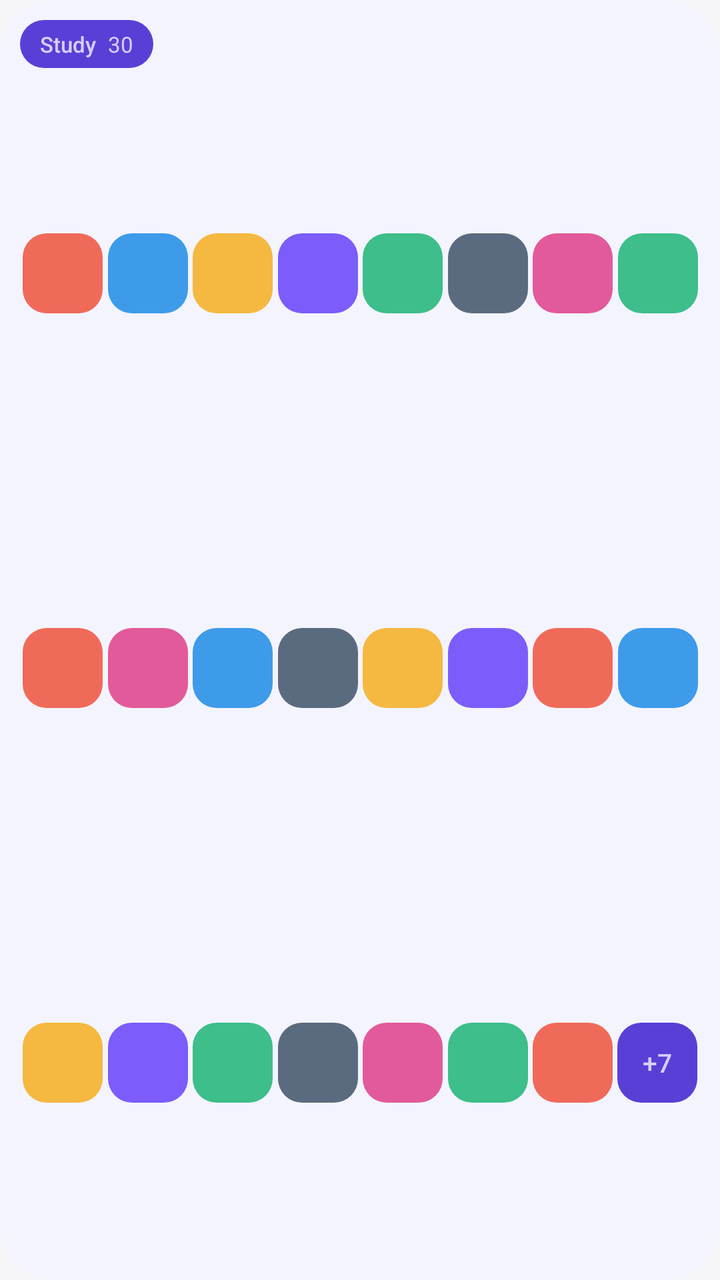
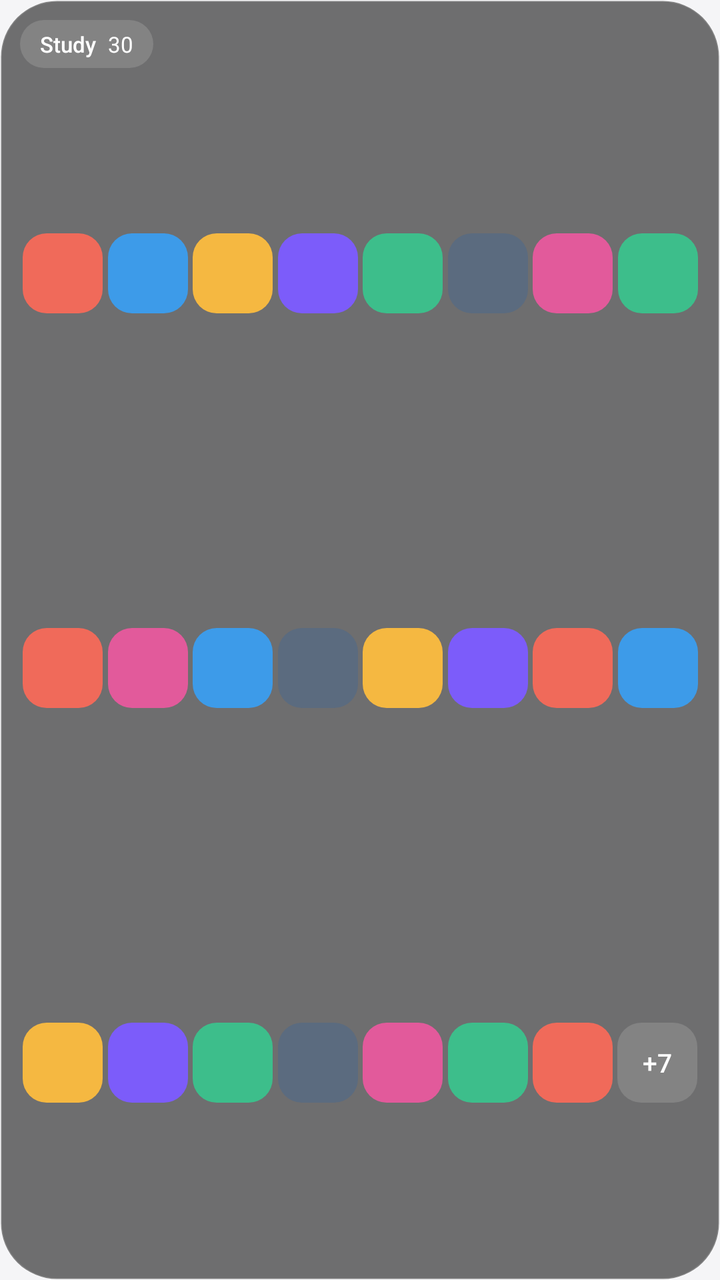

Before-and-after screenshots of an Android layout around one commit, followed by the original layout XML and the change that was made.
<!-- AndroidManifest.xml: application theme Theme.PadStudio -->
<!-- res/layout/widget_preview_wide.xml -->
<?xml version="1.0" encoding="utf-8"?>
<LinearLayout xmlns:android="http://schemas.android.com/apk/res/android"
    android:layout_width="match_parent"
    android:layout_height="match_parent"
    android:background="@drawable/widget_preview_surface"
    android:orientation="vertical"
    android:paddingStart="10dp"
    android:paddingEnd="10dp"
    android:paddingBottom="10dp">

    <LinearLayout
        android:layout_width="wrap_content"
        android:layout_height="wrap_content"
        android:layout_marginTop="10dp"
        android:layout_marginBottom="4dp"
        android:background="@drawable/widget_preview_pill"
        android:gravity="center_vertical"
        android:minHeight="24dp"
        android:orientation="horizontal"
        android:paddingStart="10dp"
        android:paddingEnd="10dp">

        <TextView
            android:layout_width="wrap_content"
            android:layout_height="wrap_content"
            android:fontFamily="sans-serif-medium"
            android:text="@string/group_widget_preview_group"
            android:textColor="#FFD7CEFF"
            android:textSize="11sp" />

        <TextView
            android:layout_width="wrap_content"
            android:layout_height="wrap_content"
            android:layout_marginStart="6dp"
            android:text="@string/group_widget_preview_count_wide"
            android:textColor="#FFD7CEFF"
            android:textSize="11sp" />
    </LinearLayout>

    <GridLayout
        android:layout_width="match_parent"
        android:layout_height="0dp"
        android:layout_weight="1"
        android:columnCount="8"
        android:rowCount="3">

        <ImageView
            android:layout_width="0dp"
            android:layout_height="0dp"
            android:layout_columnWeight="1"
            android:layout_rowWeight="1"
            android:importantForAccessibility="no"
            android:scaleType="centerInside"
            android:src="@drawable/widget_preview_tile_0" />

        <ImageView
            android:layout_width="0dp"
            android:layout_height="0dp"
            android:layout_columnWeight="1"
            android:layout_rowWeight="1"
            android:importantForAccessibility="no"
            android:scaleType="centerInside"
            android:src="@drawable/widget_preview_tile_3" />

        <ImageView
            android:layout_width="0dp"
            android:layout_height="0dp"
            android:layout_columnWeight="1"
            android:layout_rowWeight="1"
            android:importantForAccessibility="no"
            android:scaleType="centerInside"
            android:src="@drawable/widget_preview_tile_1" />

        <ImageView
            android:layout_width="0dp"
            android:layout_height="0dp"
            android:layout_columnWeight="1"
            android:layout_rowWeight="1"
            android:importantForAccessibility="no"
            android:scaleType="centerInside"
            android:src="@drawable/widget_preview_tile_4" />

        <ImageView
            android:layout_width="0dp"
            android:layout_height="0dp"
            android:layout_columnWeight="1"
            android:layout_rowWeight="1"
            android:importantForAccessibility="no"
            android:scaleType="centerInside"
            android:src="@drawable/widget_preview_tile_2" />

        <ImageView
            android:layout_width="0dp"
            android:layout_height="0dp"
            android:layout_columnWeight="1"
            android:layout_rowWeight="1"
            android:importantForAccessibility="no"
            android:scaleType="centerInside"
            android:src="@drawable/widget_preview_tile_6" />

        <ImageView
            android:layout_width="0dp"
            android:layout_height="0dp"
            android:layout_columnWeight="1"
            android:layout_rowWeight="1"
            android:importantForAccessibility="no"
            android:scaleType="centerInside"
            android:src="@drawable/widget_preview_tile_5" />

        <ImageView
            android:layout_width="0dp"
            android:layout_height="0dp"
            android:layout_columnWeight="1"
            android:layout_rowWeight="1"
            android:importantForAccessibility="no"
            android:scaleType="centerInside"
            android:src="@drawable/widget_preview_tile_2" />

        <ImageView
            android:layout_width="0dp"
            android:layout_height="0dp"
            android:layout_columnWeight="1"
            android:layout_rowWeight="1"
            android:importantForAccessibility="no"
            android:scaleType="centerInside"
            android:src="@drawable/widget_preview_tile_0" />

        <ImageView
            android:layout_width="0dp"
            android:layout_height="0dp"
            android:layout_columnWeight="1"
            android:layout_rowWeight="1"
            android:importantForAccessibility="no"
            android:scaleType="centerInside"
            android:src="@drawable/widget_preview_tile_5" />

        <ImageView
            android:layout_width="0dp"
            android:layout_height="0dp"
            android:layout_columnWeight="1"
            android:layout_rowWeight="1"
            android:importantForAccessibility="no"
            android:scaleType="centerInside"
            android:src="@drawable/widget_preview_tile_3" />

        <ImageView
            android:layout_width="0dp"
            android:layout_height="0dp"
            android:layout_columnWeight="1"
            android:layout_rowWeight="1"
            android:importantForAccessibility="no"
            android:scaleType="centerInside"
            android:src="@drawable/widget_preview_tile_6" />

        <ImageView
            android:layout_width="0dp"
            android:layout_height="0dp"
            android:layout_columnWeight="1"
            android:layout_rowWeight="1"
            android:importantForAccessibility="no"
            android:scaleType="centerInside"
            android:src="@drawable/widget_preview_tile_1" />

        <ImageView
            android:layout_width="0dp"
            android:layout_height="0dp"
            android:layout_columnWeight="1"
            android:layout_rowWeight="1"
            android:importantForAccessibility="no"
            android:scaleType="centerInside"
            android:src="@drawable/widget_preview_tile_4" />

        <ImageView
            android:layout_width="0dp"
            android:layout_height="0dp"
            android:layout_columnWeight="1"
            android:layout_rowWeight="1"
            android:importantForAccessibility="no"
            android:scaleType="centerInside"
            android:src="@drawable/widget_preview_tile_0" />

        <ImageView
            android:layout_width="0dp"
            android:layout_height="0dp"
            android:layout_columnWeight="1"
            android:layout_rowWeight="1"
            android:importantForAccessibility="no"
            android:scaleType="centerInside"
            android:src="@drawable/widget_preview_tile_3" />

        <ImageView
            android:layout_width="0dp"
            android:layout_height="0dp"
            android:layout_columnWeight="1"
            android:layout_rowWeight="1"
            android:importantForAccessibility="no"
            android:scaleType="centerInside"
            android:src="@drawable/widget_preview_tile_1" />

        <ImageView
            android:layout_width="0dp"
            android:layout_height="0dp"
            android:layout_columnWeight="1"
            android:layout_rowWeight="1"
            android:importantForAccessibility="no"
            android:scaleType="centerInside"
            android:src="@drawable/widget_preview_tile_4" />

        <ImageView
            android:layout_width="0dp"
            android:layout_height="0dp"
            android:layout_columnWeight="1"
            android:layout_rowWeight="1"
            android:importantForAccessibility="no"
            android:scaleType="centerInside"
            android:src="@drawable/widget_preview_tile_2" />

        <ImageView
            android:layout_width="0dp"
            android:layout_height="0dp"
            android:layout_columnWeight="1"
            android:layout_rowWeight="1"
            android:importantForAccessibility="no"
            android:scaleType="centerInside"
            android:src="@drawable/widget_preview_tile_6" />

        <ImageView
            android:layout_width="0dp"
            android:layout_height="0dp"
            android:layout_columnWeight="1"
            android:layout_rowWeight="1"
            android:importantForAccessibility="no"
            android:scaleType="centerInside"
            android:src="@drawable/widget_preview_tile_5" />

        <ImageView
            android:layout_width="0dp"
            android:layout_height="0dp"
            android:layout_columnWeight="1"
            android:layout_rowWeight="1"
            android:importantForAccessibility="no"
            android:scaleType="centerInside"
            android:src="@drawable/widget_preview_tile_2" />

        <ImageView
            android:layout_width="0dp"
            android:layout_height="0dp"
            android:layout_columnWeight="1"
            android:layout_rowWeight="1"
            android:importantForAccessibility="no"
            android:scaleType="centerInside"
            android:src="@drawable/widget_preview_tile_0" />

        <TextView
            android:layout_width="0dp"
            android:layout_height="0dp"
            android:layout_columnWeight="1"
            android:layout_rowWeight="1"
            android:background="@drawable/widget_preview_more"
            android:fontFamily="sans-serif-medium"
            android:gravity="center"
            android:text="@string/group_widget_preview_more_wide"
            android:textColor="#FFD7CEFF"
            android:textSize="13sp" />
    </GridLayout>
</LinearLayout>
<!-- resources referenced by this layout -->
<resources>
  <!-- drawable widget_preview_more (drawable) -->
  <?xml version="1.0" encoding="utf-8"?>
  <layer-list xmlns:android="http://schemas.android.com/apk/res/android">
      <item
          android:width="40dp"
          android:height="40dp"
          android:gravity="center">
          <shape android:shape="rectangle">
              <corners android:radius="12dp" />
              <solid android:color="#FF5A3FD6" />
          </shape>
      </item>
  </layer-list>
  <!-- drawable widget_preview_pill (drawable) -->
  <?xml version="1.0" encoding="utf-8"?>
  <shape xmlns:android="http://schemas.android.com/apk/res/android"
      android:shape="rectangle">
      <corners android:radius="12dp" />
      <solid android:color="#FF5A3FD6" />
  </shape>
  <!-- drawable widget_preview_surface (drawable) -->
  <?xml version="1.0" encoding="utf-8"?>
  <shape xmlns:android="http://schemas.android.com/apk/res/android"
      android:shape="rectangle">
      <corners android:radius="@android:dimen/system_app_widget_background_radius" />
      <solid android:color="#FFF3F4FE" />
  </shape>
  <!-- drawable widget_preview_tile_0 (drawable) -->
  <?xml version="1.0" encoding="utf-8"?>
  <shape xmlns:android="http://schemas.android.com/apk/res/android"
      android:shape="rectangle">
      <size
          android:width="40dp"
          android:height="40dp" />
      <corners android:radius="12dp" />
      <solid android:color="#FFF06A5A" />
  </shape>
  <!-- drawable widget_preview_tile_1 (drawable) -->
  <?xml version="1.0" encoding="utf-8"?>
  <shape xmlns:android="http://schemas.android.com/apk/res/android"
      android:shape="rectangle">
      <size
          android:width="40dp"
          android:height="40dp" />
      <corners android:radius="12dp" />
      <solid android:color="#FFF5B841" />
  </shape>
  <!-- drawable widget_preview_tile_2 (drawable) -->
  <?xml version="1.0" encoding="utf-8"?>
  <shape xmlns:android="http://schemas.android.com/apk/res/android"
      android:shape="rectangle">
      <size
          android:width="40dp"
          android:height="40dp" />
      <corners android:radius="12dp" />
      <solid android:color="#FF3DBE8B" />
  </shape>
  <!-- drawable widget_preview_tile_3 (drawable) -->
  <?xml version="1.0" encoding="utf-8"?>
  <shape xmlns:android="http://schemas.android.com/apk/res/android"
      android:shape="rectangle">
      <size
          android:width="40dp"
          android:height="40dp" />
      <corners android:radius="12dp" />
      <solid android:color="#FF3D9BE9" />
  </shape>
  <!-- drawable widget_preview_tile_4 (drawable) -->
  <?xml version="1.0" encoding="utf-8"?>
  <shape xmlns:android="http://schemas.android.com/apk/res/android"
      android:shape="rectangle">
      <size
          android:width="40dp"
          android:height="40dp" />
      <corners android:radius="12dp" />
      <solid android:color="#FF7C5CFA" />
  </shape>
  <!-- drawable widget_preview_tile_5 (drawable) -->
  <?xml version="1.0" encoding="utf-8"?>
  <shape xmlns:android="http://schemas.android.com/apk/res/android"
      android:shape="rectangle">
      <size
          android:width="40dp"
          android:height="40dp" />
      <corners android:radius="12dp" />
      <solid android:color="#FFE25A9B" />
  </shape>
  <!-- drawable widget_preview_tile_6 (drawable) -->
  <?xml version="1.0" encoding="utf-8"?>
  <shape xmlns:android="http://schemas.android.com/apk/res/android"
      android:shape="rectangle">
      <size
          android:width="40dp"
          android:height="40dp" />
      <corners android:radius="12dp" />
      <solid android:color="#FF5B6B7F" />
  </shape>
  <string name="group_widget_preview_count_wide" translatable="false">30</string>
  <string name="group_widget_preview_group">Study</string>
  <string name="group_widget_preview_more_wide" translatable="false">+7</string>
  <style name="Theme.PadStudio" parent="android:Theme.Material.Light.NoActionBar">
          <item name="android:windowBackground">#FFF5F5F7</item>
      </style>
</resources>

<!-- the commit's change to res/layout/widget_preview_wide.xml (unified diff, before → after) -->
@@ -25,7 +25,7 @@
             android:layout_height="wrap_content"
             android:fontFamily="sans-serif-medium"
             android:text="@string/group_widget_preview_group"
-            android:textColor="#FFD7CEFF"
+            android:textColor="#FFFFFFFF"
             android:textSize="11sp" />
 
         <TextView
@@ -33,7 +33,7 @@
             android:layout_height="wrap_content"
             android:layout_marginStart="6dp"
             android:text="@string/group_widget_preview_count_wide"
-            android:textColor="#FFD7CEFF"
+            android:textColor="#FFFFFFFF"
             android:textSize="11sp" />
     </LinearLayout>
 
@@ -260,7 +260,7 @@
             android:fontFamily="sans-serif-medium"
             android:gravity="center"
             android:text="@string/group_widget_preview_more_wide"
-            android:textColor="#FFD7CEFF"
+            android:textColor="#FFFFFFFF"
             android:textSize="13sp" />
     </GridLayout>
 </LinearLayout>
<!-- resource entries referenced after the edit -->
@@ -9,7 +9,7 @@
           android:gravity="center">
           <shape android:shape="rectangle">
               <corners android:radius="12dp" />
-              <solid android:color="#FF5A3FD6" />
+              <solid android:color="#24FFFFFF" />
           </shape>
       </item>
   </layer-list>
@@ -18,14 +18,17 @@
   <shape xmlns:android="http://schemas.android.com/apk/res/android"
       android:shape="rectangle">
       <corners android:radius="12dp" />
-      <solid android:color="#FF5A3FD6" />
+      <solid android:color="#24FFFFFF" />
   </shape>
   <!-- drawable widget_preview_surface (drawable) -->
   <?xml version="1.0" encoding="utf-8"?>
   <shape xmlns:android="http://schemas.android.com/apk/res/android"
       android:shape="rectangle">
       <corners android:radius="@android:dimen/system_app_widget_background_radius" />
-      <solid android:color="#FFF3F4FE" />
+      <solid android:color="#8C000000" />
+      <stroke
+          android:width="1dp"
+          android:color="#24FFFFFF" />
   </shape>
   <!-- drawable widget_preview_tile_0 (drawable) -->
   <?xml version="1.0" encoding="utf-8"?>
